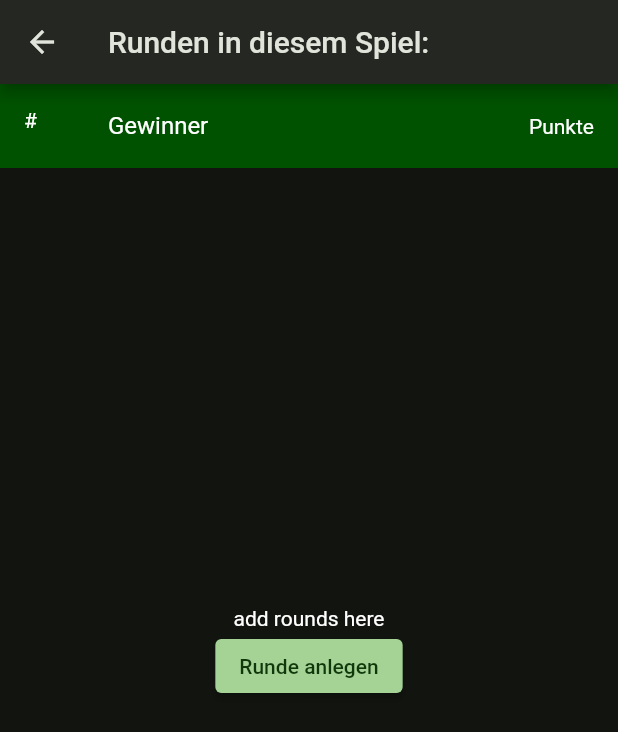
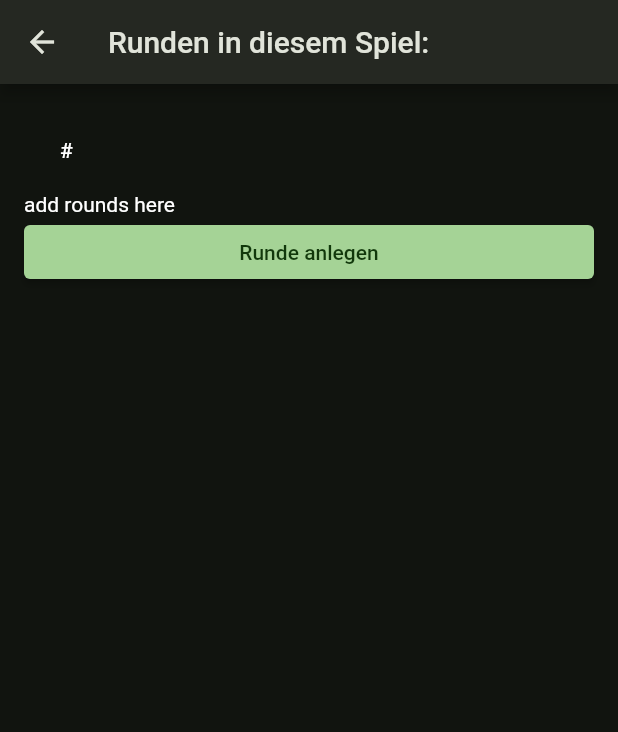
Before and after one commit to joFra210/cabo_karte, a Flutter app: the RoundsScreen screen opened directly with empty values, on a phone screen of 412 x 824 dp. Shown: the top 732 px of the screen. Run offline on Flutter 3.47's test engine with Material 2 defaults, Android fonts, the phone set to English and light mode, and no system bars; our stand-ins replace fluro, sqflite; accounts and stored records are empty.

Commit message:
add correct round display

```diff
--- a/lib/features/game/presentation/rounds_widget.dart
+++ b/lib/features/game/presentation/rounds_widget.dart
@@ -77,6 +77,41 @@ class _RoundsWidgetState extends State<RoundsWidget> {
     return divided;
   }
 
+  List<DataRow> generateRoundDataRowList() {
+    List<DataRow> roundList = <DataRow>[];
+
+    for (Round round in _rounds) {
+      List<DataCell> cellList = [
+        DataCell(
+          Text(
+            round.number.toString(),
+          ),
+        ),
+      ];
+
+      for (Player player in widget.game.players) {
+        int score = round.playerScores[player.id]!;
+        bool isKamikazeScore = score == 50;
+
+        cellList.add(
+          DataCell(
+            Text(
+              isKamikazeScore ? 'KAMIKAZE' : score.toString(),
+            ),
+          ),
+        );
+      }
+
+      roundList.add(
+        DataRow(
+          cells: cellList,
+        ),
+      );
+    }
+
+    return roundList;
+  }
+
   // A method that launches the SelectionScreen and awaits the result from
   // Navigator.pop.
   Future<void> _navigateAndGetCreatedRound(BuildContext context) async {
@@ -104,24 +139,34 @@ class _RoundsWidgetState extends State<RoundsWidget> {
     }
   }
 
+  List<DataColumn> get tableCols {
+    List<DataColumn> cols = [
+      const DataColumn(label: Text('#')),
+    ];
+
+    for (Player player in widget.game.players) {
+      cols.add(
+        DataColumn(
+          label: Text(player.name),
+        ),
+      );
+    }
+
+    return cols;
+  }
+
   @override
   Widget build(BuildContext context) {
-    return ConstrainedBox(
-      constraints:
-          BoxConstraints(maxHeight: MediaQuery.of(context).size.height / 2),
-      child: Column(
+    return Scrollbar(
+      child: ListView(
+        restorationId: 'some_table',
+        padding: const EdgeInsets.all(16),
         children: [
-          Container(
-            color: CaboColors.caboGreenDark,
-            child: const ListTile(
-              leading: Text('#'),
-              title: Text('Gewinner'),
-              trailing: Text('Punkte'),
-            ),
-          ),
-          Expanded(
-            child: ListView(
-              children: generateRoundList(),
+          SingleChildScrollView(
+            scrollDirection: Axis.horizontal,
+            child: DataTable(
+              columns: tableCols,
+              rows: generateRoundDataRowList(),
             ),
           ),
           const Text('add rounds here'),
```
